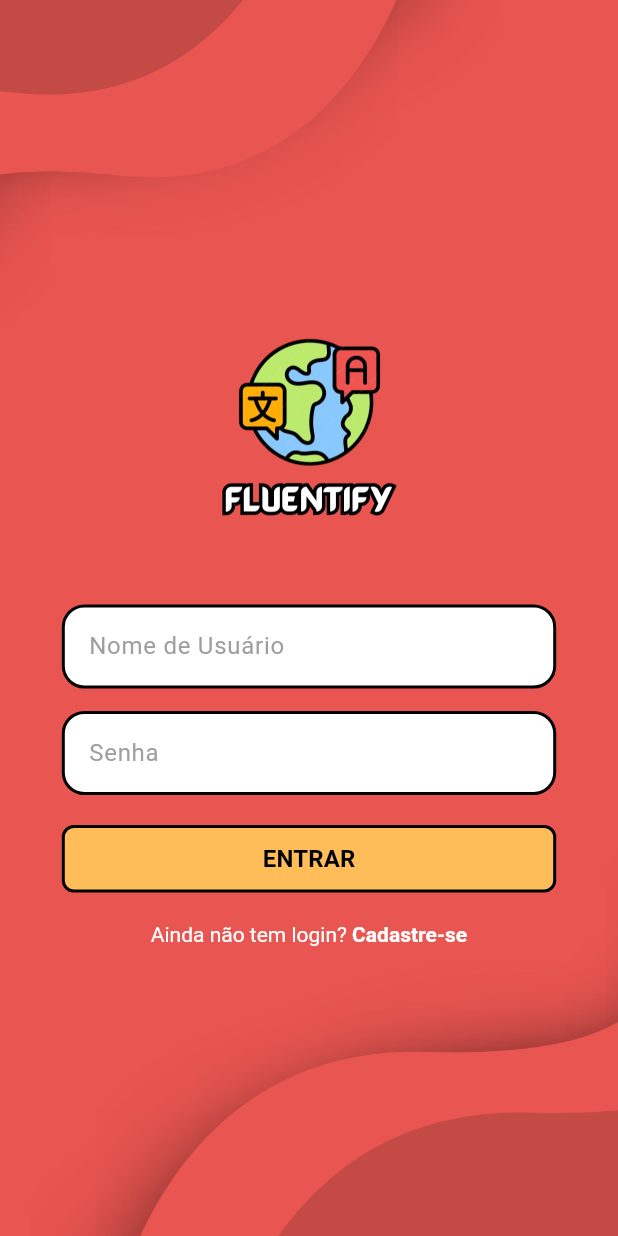
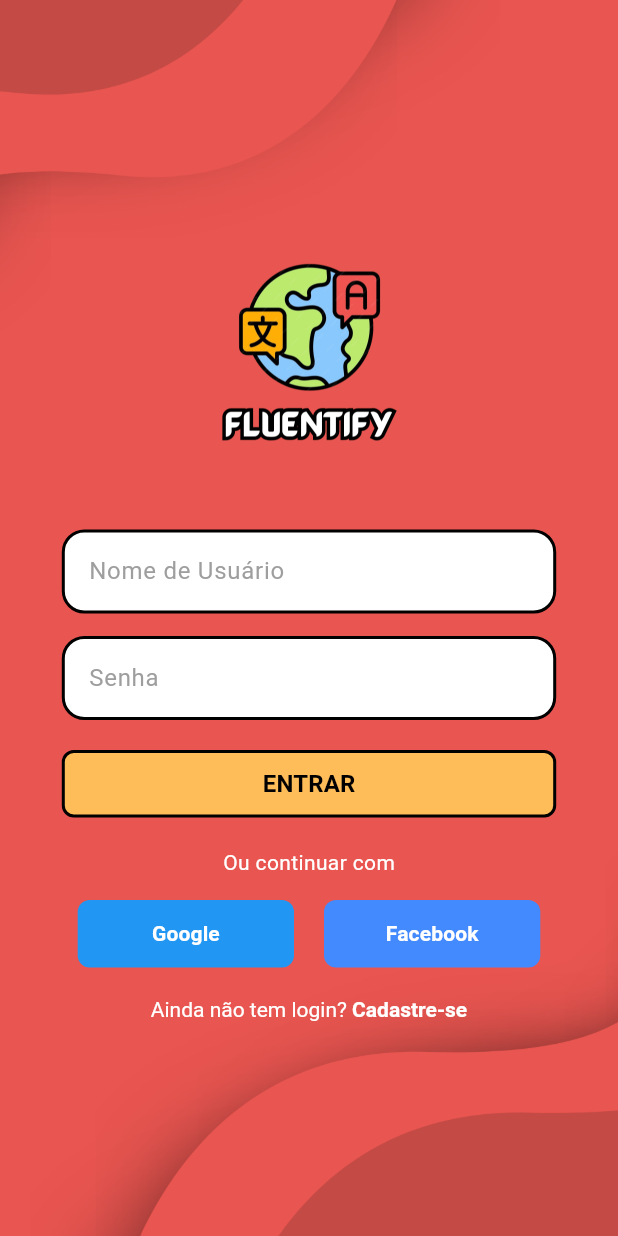
Before and after one commit to eduspds/App-Idiomas, a Flutter app: the screen it shows after launch, on a phone screen of 412 x 824 dp. Run offline on Flutter 3.47's test engine with Material 3 defaults, Android fonts, the light colour scheme and no system bars.

Commit message:
Adição de botões para login com Google e Facebook

```diff
--- a/lib/tela_login.dart
+++ b/lib/tela_login.dart
@@ -88,6 +88,52 @@ class LoginScreen extends StatelessWidget {
                     ),
                   ),
                   const SizedBox(height: 20),
+                  const Text(
+                    'Ou continuar com',
+                    style: TextStyle(
+                      color: Colors.white,
+                      fontSize: 14,
+                    ),
+                  ),
+                  const SizedBox(height: 15),
+                  Row(
+                    mainAxisAlignment: MainAxisAlignment.center,
+                    children: [
+                      Container(
+                          width: screenSize.width * 0.35,
+                          height: 45,
+                          decoration: BoxDecoration(
+                            color: Colors.blue,
+                            borderRadius: BorderRadius.circular(8),
+                          ),
+                          child: TextButton(
+                              onPressed: () {},
+                              child: const Text(
+                                'Google',
+                                style: TextStyle(
+                                    color: Colors.white,
+                                    fontWeight: FontWeight.bold),
+                              ))),
+                      const SizedBox(width: 20),
+                      Container(
+                          width: screenSize.width * 0.35,
+                          height: 45,
+                          decoration: BoxDecoration(
+                            color: Colors.blueAccent,
+                            borderRadius: BorderRadius.circular(8),
+                          ),
+                          child: TextButton(
+                            onPressed: () {},
+                            child: const Text(
+                              'Facebook',
+                              style: TextStyle(
+                                  color: Colors.white,
+                                  fontWeight: FontWeight.bold),
+                            ),
+                          ))
+                    ],
+                  ),
+                  const SizedBox(height: 20),
                   GestureDetector(
                     onTap: () {
                       Navigator.pushNamed(context, '/signup');
```
